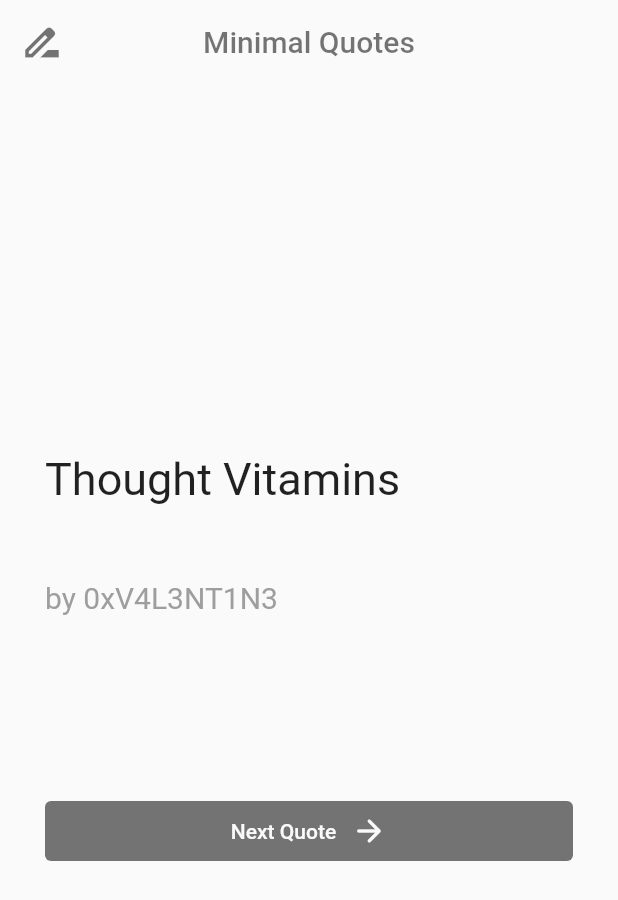
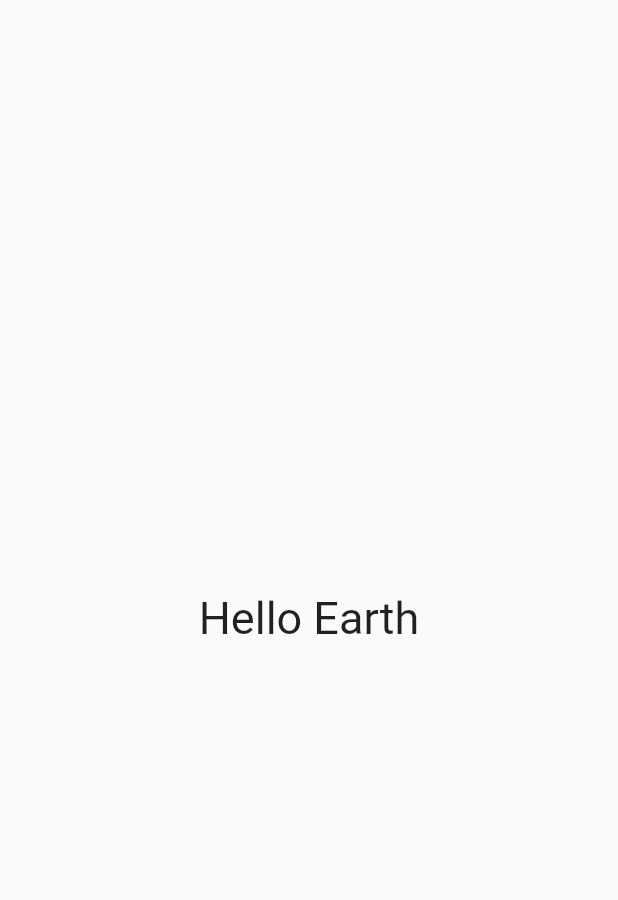
Before and after one commit to 0xV4L3NT1N3/teenedge-mobile-app-dev, a Flutter app: the screen it shows after launch, on a phone screen of 412 x 824 dp. Shown: the top 900 px of the screen. Run offline on Flutter 3.47's test engine with Material 2 defaults, Android fonts, the phone set to English and light mode, and no system bars.

Commit message:
Modified for week 1

```diff
--- a/lib/main.dart
+++ b/lib/main.dart
@@ -1,5 +1,6 @@
 import 'package:flutter/material.dart';
-import 'services/quote_api.dart';
+
+// this is a comment, used to add notes in your code
 
 void main() => runApp(MyApp());
 
@@ -9,62 +10,18 @@ class MyApp extends StatefulWidget {
 }
 
 class _MyAppState extends State<MyApp> {
-
-  // variables holding quote and author data, set to a sample at first
-
-  String quote = 'Thought Vitamins';
-  String author = 'by 0xV4L3NT1N3';
-
   @override
   Widget build(BuildContext context) {
     return MaterialApp(
       debugShowCheckedModeBanner: false,
+
+      // this is the starting point of our Flutter app
+
       home: Scaffold(
-        appBar: AppBar(
-          leading: Icon(Icons.drive_file_rename_outline,
-              size: 30, color: Colors.black54),
-          centerTitle: true,
-          title:
-              Text('Minimal Quotes', style: TextStyle(color: Colors.black54)),
-          backgroundColor: Colors.grey[50],
-          elevation: 0,
-        ),
-        body: Padding(
-          padding: const EdgeInsets.all(30.0),
-          child: Column(
-            mainAxisAlignment: MainAxisAlignment.center,
-            crossAxisAlignment: CrossAxisAlignment.start,
-            children: [
-              Text(quote, style: TextStyle(fontSize: 30)),
-              SizedBox(height: 50),
-              Text(author, style: TextStyle(fontSize: 20, color: Colors.grey)),
-              SizedBox(height: 120),
-              Center(
-                child: TextButton(
-                  style: TextButton.styleFrom(backgroundColor: Colors.black54),
-                  onPressed: () async {
-
-                    // call the getData function, and update quote variables
-
-                    Map data = await getData();
-                    setState(() {
-                      quote = data["content"];
-                      author = data["author"];
-                    });
-
-                  },
-                  child: Row(
-                    mainAxisAlignment: MainAxisAlignment.center,
-                    children: [
-                      Text('Next Quote',
-                          style: TextStyle(color: Colors.grey[50])),
-                      SizedBox(width: 10),
-                      Icon(Icons.arrow_forward_rounded, color: Colors.grey[50]),
-                    ],
-                  ),
-                ),
-              ),
-            ],
+        body: Center(
+          child: Text(
+            "Hello Earth",
+            style: TextStyle(fontSize: 30),
           ),
         ),
       ),
--- a/lib/services/quote_api.dart
+++ /dev/null
@@ -1,13 +0,0 @@
-import 'package:http/http.dart';
-import 'dart:convert';
-
-// this function fetches data from the quote API and passes it to the main page
-// quote API used : https://github.com/lukePeavey/quotable
-
-Future<Map> getData() async {
-  Response response =
-      await get(Uri.parse('https://api.quotable.io/random?maxLength=160'));
-  Map data = jsonDecode(response.body);
-
-  return data;
-}
```
